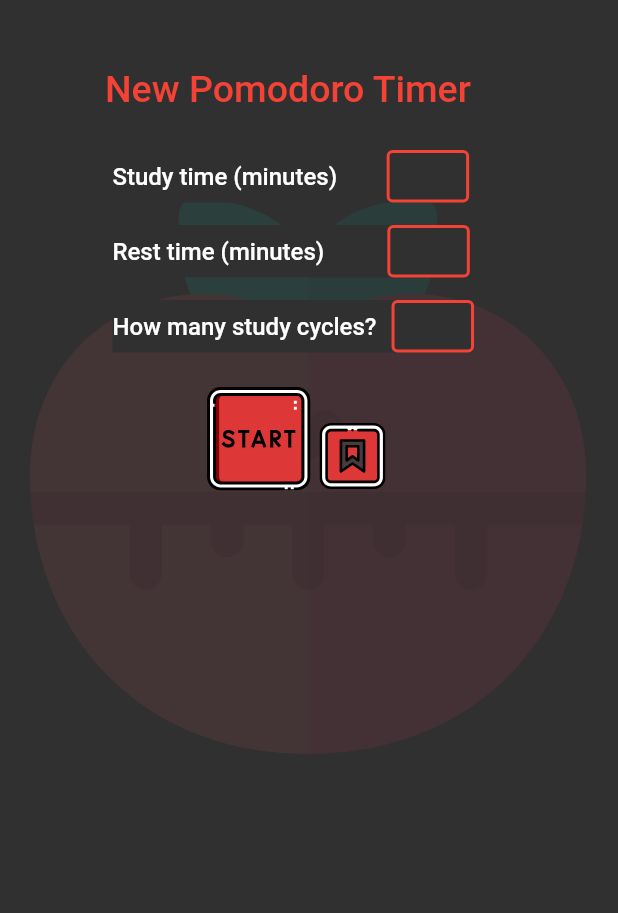
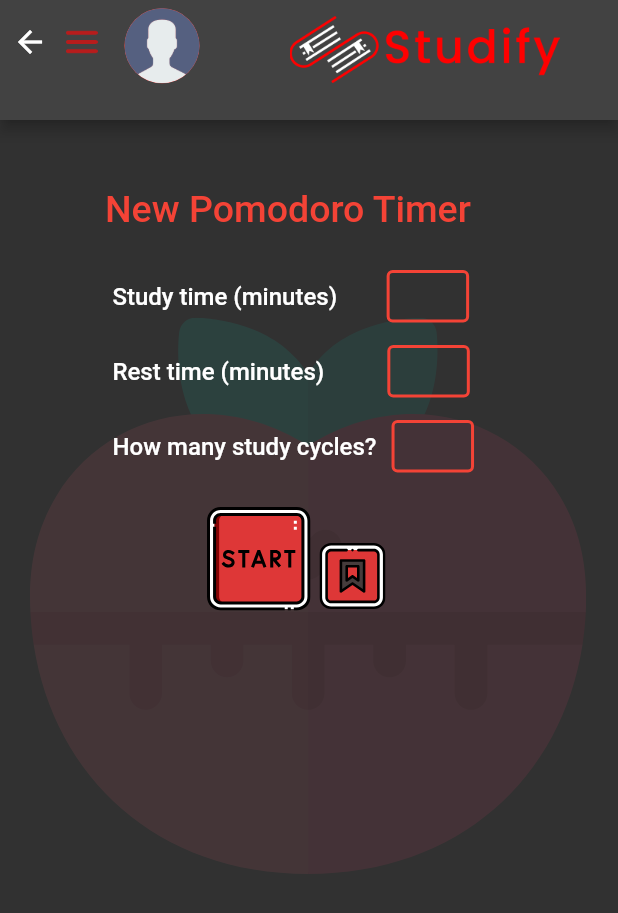
Before and after one commit to SkeletonPythons/studify, a Flutter app: the PomodoroSetUp screen opened by its route, on a phone screen of 412 x 824 dp. Shown: the top 913 px of the screen. Run offline on Flutter 3.47's test engine with Material 2 defaults, Android fonts, the light colour scheme and no system bars; our stand-ins replace cloud_firestore, firebase_auth, firebase_core, flutter_svg, font_awesome_flutter, get and 2 more; missing offline and left inert: flutterfire_ui; accounts and stored records are empty; network calls fail; Roboto replaces fonts that are missing (Ubuntu).

```diff
--- a/lib/views/pages/bottom_nav_page/bottom_nav_bar.dart
+++ b/lib/views/pages/bottom_nav_page/bottom_nav_bar.dart
@@ -6,6 +6,7 @@ import 'package:studify/views/pages/calendar_page/calendar_page.dart';
 import 'package:studify/views/pages/flashcard_page/flashcard_page.dart';
 import 'package:studify/views/pages/dashboard_page/dashboard_page.dart';
 import 'package:studify/views/pages/timers_page/timer_homepage.dart';
+import 'package:studify/views/pages/timers_page/timer_pomodoro_setup.dart';
 import 'package:studify/views/widgets/app_bar.dart';
 import '../../../controllers/home_controller.dart';
 import '../timers_page/pomodoro.dart';
--- a/lib/views/pages/timers_page/pomodoro.dart
+++ b/lib/views/pages/timers_page/pomodoro.dart
@@ -16,6 +16,10 @@ class PomodoroTimerState extends State<PomodoroTimer>
     with SingleTickerProviderStateMixin {
   @override
   Widget build(BuildContext context) {
-    return Material(child: Container());
+    return SizedBox(
+      child: Container(
+
+      ),
+    );
   }
 }
--- a/lib/views/pages/timers_page/timer_pomodoro_setup.dart
+++ b/lib/views/pages/timers_page/timer_pomodoro_setup.dart
@@ -23,9 +23,13 @@ class PomodoroSetUpState extends State<PomodoroSetUp>
 
   @override
   Widget build(BuildContext context) {
-    return Material(
-      child: SizedBox(
-        child: Stack(
+    return Scaffold(
+      backgroundColor: Color(0xff313131),
+      appBar: PreferredSize(
+        preferredSize: Size.fromHeight(80.0),
+        child: DefaultAppBar(),
+      ),
+        body: Stack(
           children: <Widget>[
             Positioned(
               top: 70,
@@ -98,7 +102,6 @@ class PomodoroSetUpState extends State<PomodoroSetUp>
             ),
           ],
         ),
-      ),
-    );
+      );
   }
 }
--- a/lib/views/widgets/timer_widgets/number_fields.dart
+++ b/lib/views/widgets/timer_widgets/number_fields.dart
@@ -21,7 +21,6 @@ class TimerNumberField extends StatelessWidget {
     return Positioned(
       top: positionTop,
       left: positionLeft,
-      child: Material(
       child: Row(
         mainAxisAlignment: MainAxisAlignment.start,
         children: <Widget>[
@@ -51,7 +50,6 @@ class TimerNumberField extends StatelessWidget {
           ),
         ],
       ),
-      ),
     );
   }
 }
```
Also changed, not shown: lib/models/pomodoro_models/pomodoro_history.dart (added, +40 -0 lines). Lines whose indentation alone changed are shown as unchanged.
